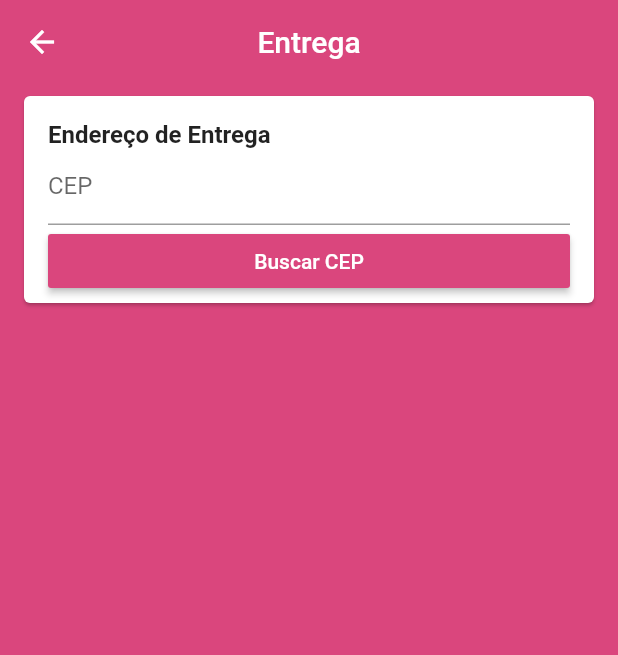
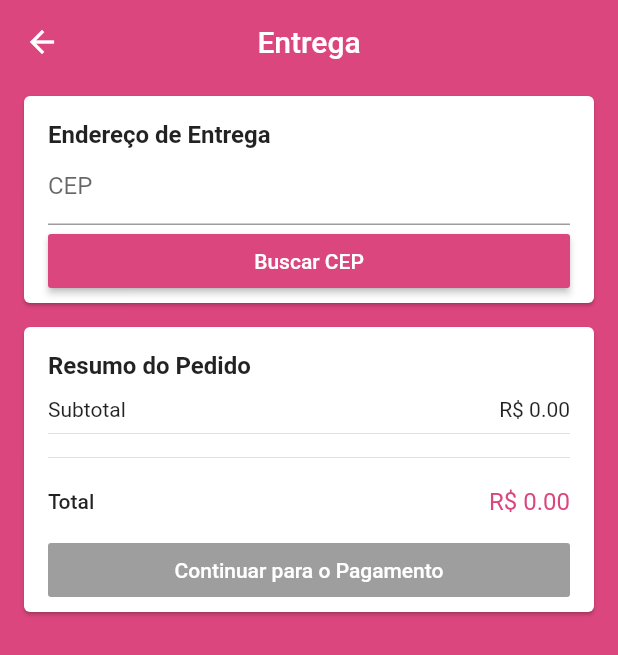
Before and after one commit to WellingtonRSouza/app_lembrancas_de_amor, a Flutter app: the CartScreen screen opened directly, after a tap on "Continuar para Entrega", on a phone screen of 412 x 824 dp. Shown: the top 655 px of the screen. Run offline on Flutter 3.47's test engine with Material 2 defaults, Android fonts, the phone set to English and light mode, and no system bars; our stand-ins replace brasil_fields, carousel_pro, cloud_firestore, dio, firebase_auth, firebase_storage and 4 more; missing offline and left inert: alphabet_list_scroll_view; accounts and stored records are empty.

Commit message:
Endereço de Entrega

```diff
--- a/lib/common/price_card.dart
+++ b/lib/common/price_card.dart
@@ -15,6 +15,8 @@ class PriceCard extends StatelessWidget {
   Widget build(BuildContext context) {
     final cartManager = context.watch<CartManager>();
     final productsPrice = cartManager.productsPrice;
+    final deliveryPrice = cartManager.deliveryPrice;
+    final totalPrice = cartManager.totalPrice;
 
     return Card(
       margin: const EdgeInsets.symmetric(horizontal: 16, vertical: 8),
@@ -24,7 +26,7 @@ class PriceCard extends StatelessWidget {
           crossAxisAlignment: CrossAxisAlignment.stretch,
           children: <Widget>[
             Text(
-              'Resumo do Pedido 01',
+              'Resumo do Pedido',
               textAlign: TextAlign.start,
               style: TextStyle(
                 fontSize: 16,
@@ -40,6 +42,17 @@ class PriceCard extends StatelessWidget {
               ],
             ),
             const Divider(),
+            if(deliveryPrice != null)
+              ...[
+                Row(
+                  mainAxisAlignment: MainAxisAlignment.spaceBetween,
+                  children: <Widget>[
+                    const Text('Entrega'),
+                    Text('R\$ ${deliveryPrice.toStringAsFixed(2)}')
+                  ],
+                ),
+              ],
+            const Divider(),
             const SizedBox(height: 12,),
             Row(
               mainAxisAlignment: MainAxisAlignment.spaceBetween,
@@ -48,7 +61,7 @@ class PriceCard extends StatelessWidget {
                 style: TextStyle(fontWeight: FontWeight.w500),
                 ),
               Text(
-                'R\$ ${productsPrice.toStringAsFixed(2)}',
+                'R\$ ${totalPrice.toStringAsFixed(2)}',
                 style: TextStyle(
                   color: Theme.of(context).primaryColor,
                     fontSize: 16),
--- a/lib/main.dart
+++ b/lib/main.dart
@@ -11,7 +11,6 @@ import 'package:app_lembrancas_de_amor/screens/login/login_screen.dart';
 import 'package:app_lembrancas_de_amor/screens/product/product_screen.dart';
 import 'package:app_lembrancas_de_amor/screens/select_product/select_product_screen.dart';
 import 'package:app_lembrancas_de_amor/screens/signup/signup_screen.dart';
-import 'package:app_lembrancas_de_amor/services/cepaberto_service.dart';
 import 'package:flutter/material.dart';
 import 'package:provider/provider.dart';
 
--- a/lib/models/cart_manager.dart
+++ b/lib/models/cart_manager.dart
@@ -18,6 +18,8 @@ class CartManager extends ChangeNotifier  {
 
   num productsPrice = 0.0;
   num deliveryPrice;
+
+  num get totalPrice => productsPrice + (deliveryPrice ?? 0);
 
   final Firestore firestore = Firestore.instance;
 
@@ -92,6 +94,8 @@ class CartManager extends ChangeNotifier  {
     return true;
   }
 
+  bool get isAddressValid => address != null && deliveryPrice != null;
+
   //ADDRESS
 
   Future<void> getAddress(String cep) async{
--- a/lib/screens/address/address.screen.dart
+++ b/lib/screens/address/address.screen.dart
@@ -1,4 +1,7 @@
+import 'package:app_lembrancas_de_amor/common/price_card.dart';
+import 'package:app_lembrancas_de_amor/models/cart_manager.dart';
 import 'package:flutter/material.dart';
+import 'package:provider/provider.dart';
 
 import 'components/address.card.dart';
 
@@ -13,6 +16,16 @@ class AddressScreen extends StatelessWidget {
       body: ListView(
         children: <Widget>[
           AddressCard(),
+          Consumer<CartManager>(
+              builder: (_, cartManager, __){
+                return PriceCard(
+                  buttonText: 'Continuar para o Pagamento',
+                  onPressed: cartManager.isAddressValid ? (){
+
+                  } : null,
+                );
+              }
+          )
         ],
       ),
     );
--- a/lib/screens/address/components/address_input_field.dart
+++ b/lib/screens/address/components/address_input_field.dart
@@ -15,6 +15,7 @@ class AddressInputField extends StatelessWidget {
   Widget build(BuildContext context) {
     final primaryColor = Theme.of(context).primaryColor;
     final cartManager = context.watch<CartManager>();
+
     String emptyValidator(String text) =>
         text.isEmpty ? 'Campo obrigatório' : null;
 
@@ -43,7 +44,7 @@ class AddressInputField extends StatelessWidget {
                   hintText: '123',
                 ),
                 inputFormatters: [
-                  WhitelistingTextInputFormatter.digitsOnly,
+                  FilteringTextInputFormatter.digitsOnly,
                 ],
                 keyboardType: TextInputType.number,
                 validator: emptyValidator,
--- a/lib/screens/home/components/item_tile.dart
+++ b/lib/screens/home/components/item_tile.dart
@@ -7,7 +7,6 @@ import 'package:app_lembrancas_de_amor/models/section_item.dart';
 import 'package:flutter/material.dart';
 import 'package:provider/provider.dart';
 import 'package:transparent_image/transparent_image.dart';
-import 'package:provider/provider.dart';
 
 class ItemTile extends StatelessWidget {
 
```
